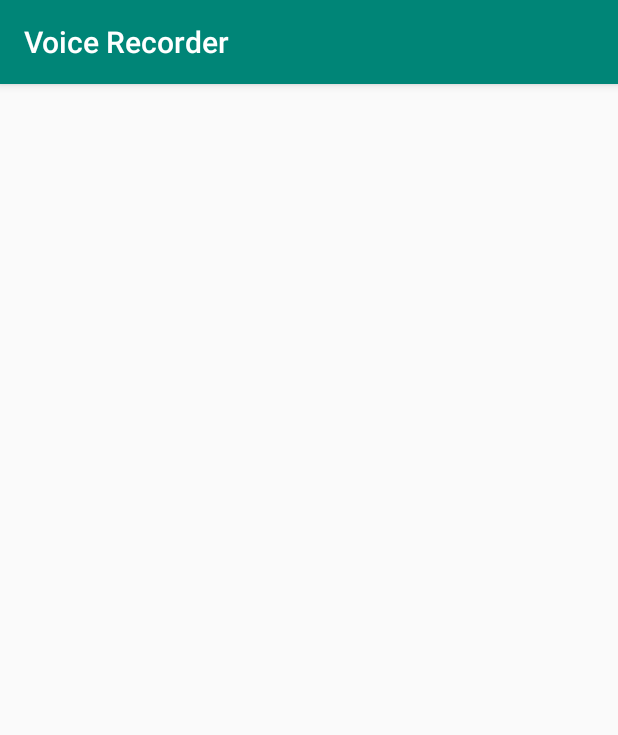
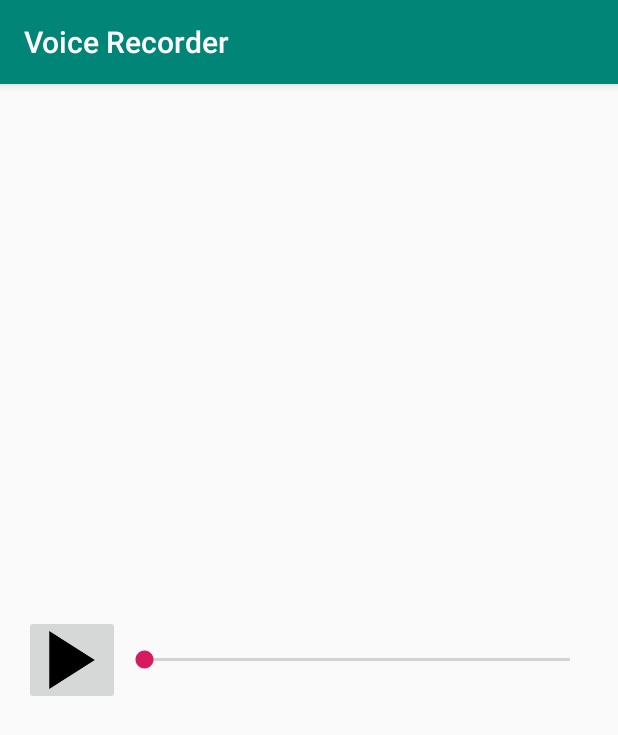
Before and after one commit to moopat/voice-recorder, an Android app: the PlaybackActivity screen opened directly, with no data from a screen before it, on a phone screen of 412 x 824 dp. Shown: the top 735 px of the screen. Run offline under Robolectric (Android 15) with nearby library versions, the phone set to English and light mode, and no system bars; 1 statement that could not run was skipped.

Commit message:
Play recording and show progress

```diff
--- a/app/src/main/AndroidManifest.xml
+++ b/app/src/main/AndroidManifest.xml
@@ -5,6 +5,7 @@
 
     <uses-permission android:name="android.permission.FOREGROUND_SERVICE" />
     <uses-permission android:name="android.permission.RECORD_AUDIO" />
+    <uses-permission android:name="android.permission.WAKE_LOCK" />
 
     <application
         android:name=".RecorderApplication"
@@ -15,7 +16,7 @@
         android:supportsRtl="true"
         android:theme="@style/AppTheme"
         tools:ignore="GoogleAppIndexingWarning">
-        <activity android:name=".ui.PlaybackActivity"></activity>
+        <activity android:name=".ui.PlaybackActivity" />
         <activity android:name=".ui.RecordingsActivity" />
 
         <service
--- a/app/src/main/java/at/moop/voicerecorder/RecorderApplication.kt
+++ b/app/src/main/java/at/moop/voicerecorder/RecorderApplication.kt
@@ -5,6 +5,7 @@ import at.moop.voicerecorder.database.RecordingDatabase
 import at.moop.voicerecorder.database.repository.RecordingRepository
 import at.moop.voicerecorder.database.repository.RecordingRepositoryImpl
 import at.moop.voicerecorder.viewmodel.MainActivityViewModel
+import at.moop.voicerecorder.viewmodel.PlaybackViewModel
 import at.moop.voicerecorder.viewmodel.RecordingsViewModel
 import org.koin.android.ext.koin.androidContext
 import org.koin.android.ext.koin.androidLogger
@@ -28,6 +29,7 @@ class RecorderApplication : Application() {
                 single { RecordingRepositoryImpl(get()) as RecordingRepository }
                 viewModel { MainActivityViewModel(get()) }
                 viewModel { RecordingsViewModel(get()) }
+                viewModel { PlaybackViewModel(get()) }
             })
         }
     }
--- a/app/src/main/java/at/moop/voicerecorder/database/repository/RecordingRepository.kt
+++ b/app/src/main/java/at/moop/voicerecorder/database/repository/RecordingRepository.kt
@@ -10,6 +10,8 @@ interface RecordingRepository {
 
     fun getActiveRecording(callback: (recording: Recording?) -> Unit)
 
+    fun getRecording(id: String, callback: (recording: Recording?) -> Unit)
+
     fun deleteRecording(recording: Recording)
 
     fun storeRecording(recording: Recording)
--- a/app/src/main/java/at/moop/voicerecorder/database/repository/RecordingRepositoryImpl.kt
+++ b/app/src/main/java/at/moop/voicerecorder/database/repository/RecordingRepositoryImpl.kt
@@ -8,6 +8,12 @@ import at.moop.voicerecorder.model.Recording
  * @author Markus Deutsch <markus@moop.at>
  */
 class RecordingRepositoryImpl(private val database: RecordingDatabase) : RecordingRepository {
+
+    override fun getRecording(id: String, callback: (recording: Recording?) -> Unit) {
+        Thread(Runnable {
+            callback.invoke(database.getRecordingDao().getByUid(id))
+        }).start()
+    }
 
     override fun getAllRecordings(): LiveData<List<Recording>> {
         return database.getRecordingDao().getAllLive()
--- a/app/src/main/res/layout/activity_playback.xml
+++ b/app/src/main/res/layout/activity_playback.xml
@@ -1,9 +1,40 @@
 <?xml version="1.0" encoding="utf-8"?>
-<androidx.constraintlayout.widget.ConstraintLayout xmlns:android="http://schemas.android.com/apk/res/android"
-    xmlns:app="http://schemas.android.com/apk/res-auto"
+<RelativeLayout xmlns:android="http://schemas.android.com/apk/res/android"
     xmlns:tools="http://schemas.android.com/tools"
     android:layout_width="match_parent"
     android:layout_height="match_parent"
+    android:padding="16dp"
     tools:context=".ui.PlaybackActivity">
 
-</androidx.constraintlayout.widget.ConstraintLayout>
+    <ImageButton
+        android:id="@+id/buttonTogglePlayback"
+        android:layout_width="wrap_content"
+        android:layout_height="wrap_content"
+        android:layout_alignParentStart="true"
+        android:layout_centerVertical="true"
+        android:src="@drawable/ic_play_arrow_40dp" />
+
+    <SeekBar
+        android:id="@+id/seekBar"
+        android:layout_width="match_parent"
+        android:layout_height="wrap_content"
+        android:layout_centerVertical="true"
+        android:layout_toEndOf="@id/buttonTogglePlayback" />
+
+    <TextView
+        android:id="@+id/tvProgress"
+        android:layout_width="wrap_content"
+        android:layout_height="wrap_content"
+        android:layout_below="@id/seekBar"
+        android:layout_alignStart="@id/seekBar"
+        tools:text="00:00" />
+
+    <TextView
+        android:id="@+id/tvTotalDuration"
+        android:layout_width="wrap_content"
+        android:layout_height="wrap_content"
+        android:layout_below="@id/seekBar"
+        android:layout_alignEnd="@id/seekBar"
+        tools:text="16:11" />
+
+</RelativeLayout>
```
Also changed, not shown: app/src/main/java/at/moop/voicerecorder/FormatUtils.kt (added, +28 -0 lines), app/src/main/java/at/moop/voicerecorder/ui/PlaybackActivity.kt (+82 -1 lines), app/src/main/java/at/moop/voicerecorder/viewmodel/PlaybackViewModel.kt (added, +24 -0 lines), app/src/main/res/drawable-hdpi/ic_play_arrow_40dp.png (added), app/src/main/res/drawable-hdpi/ic_stop_40dp.png (added), app/src/main/res/drawable-mdpi/ic_play_arrow_40dp.png (added), app/src/main/res/drawable-mdpi/ic_stop_40dp.png (added), app/src/main/res/drawable-xhdpi/ic_play_arrow_40dp.png (added), app/src/main/res/drawable-xhdpi/ic_stop_40dp.png (added), app/src/main/res/drawable-xxhdpi/ic_play_arrow_40dp.png (added), app/src/main/res/drawable-xxhdpi/ic_stop_40dp.png (added), app/src/main/res/drawable-xxxhdpi/ic_play_arrow_40dp.png (added), app/src/main/res/drawable-xxxhdpi/ic_stop_40dp.png (added).
